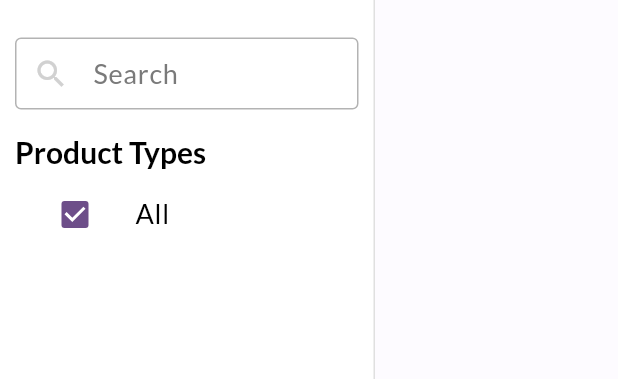
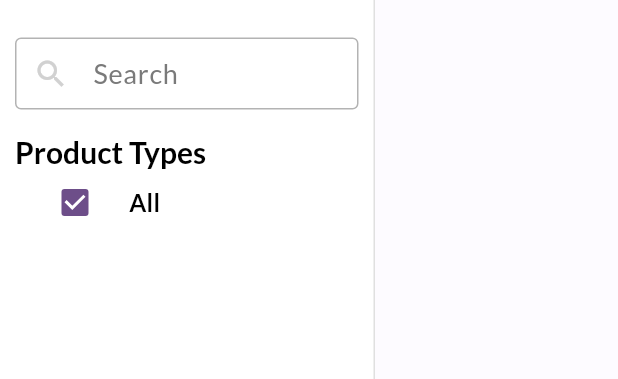
Before and after one commit to danielrudianto/Cstyle_cashier_3, a Flutter app: the DashboardTypeSelector widget shown alone on an empty page, opened directly with empty values, on a phone screen of 412 x 824 dp. Shown: the top 379 px of the screen. Run offline on Flutter 3.47's test engine with Material 3 defaults, Android fonts, the phone set to English and light mode, and no system bars; our stand-ins replace carousel_slider, dio, go_router, logger, pdf, printing and 4 more; missing offline and left inert: excel, fast_cached_network_image, flag, ntp, super_clipboard, table_sticky_headers and 1 more; accounts and stored records are empty.

Commit message:
Stop the filter list from outranking the products
The sidebar filters were set in bodyLarge (18) while product names in
the table used bodyMedium (16). The list a cashier touches a few times a
day was rendering larger than the list they read all day, so the eye
landed in the left column first, every time. That is the whole reason
the middle looked small and the left looked big.

Fixed by lowering the chrome rather than raising the content. Growing
product names would have added row height and cut how many products fit
on screen, which is the opposite of what a till wants.

Filters are now bodyMedium, and unselected ones sit at 66% opacity with
normal weight while the selected one goes semibold. Before, all fifteen
were equally loud, so the active filter did not read as active. The
tiles are dense with compact visual density too — several type names
wrap to two lines, and the default ListTile padding made the list far
taller than it needed to be.

Product names take semibold instead of medium, which lets them lead
their row without changing size.

The checkboxes had the light-theme purple hardcoded, so in dark mode
they were painted with a colour picked for a white background. They read
from colorScheme now, which also pairs the tick colour correctly.

Prices and stock counts use tabular figures. They sit in stacked numeric
columns, and in proportional type "1" is much narrower than "8", so the
units and thousands never lined up.

Co-Authored-By: Claude Opus 5 <noreply@anthropic.com>

```diff
--- a/lib/view/dashboard/components/dashboard-type-selector.dart
+++ b/lib/view/dashboard/components/dashboard-type-selector.dart
@@ -67,6 +67,21 @@ class DashboardTypeSelectorState extends State<DashboardTypeSelector> {
       }
     }
     return null;
+  }
+
+  /// Gaya label penyaring; yang belum terpilih diredupkan.
+  ///
+  /// Tinggi barisnya disebut karena beberapa nama tipe membungkus ke dua baris
+  /// ("CLEARO / CARTRIDGES"), dan tanpa itu keduanya menempel terlalu rapat.
+  TextStyle? _gayaPenyaring(BuildContext context, bool terpilih) {
+    final dasar = Theme.of(context).textTheme.bodyMedium;
+    if (dasar == null) return null;
+
+    return dasar.copyWith(
+      height: 1.25,
+      fontWeight: terpilih ? FontWeight.w600 : FontWeight.w400,
+      color: terpilih ? dasar.color : dasar.color?.withValues(alpha: 0.66),
+    );
   }
 
   @override
@@ -146,8 +161,8 @@ class DashboardTypeSelectorState extends State<DashboardTypeSelector> {
                     side: BorderSide(
                       color: Colors.grey.shade300,
                     ),
-                    checkColor: Colors.white,
-                    activeColor: const Color.fromARGB(255, 109, 78, 137),
+                    checkColor: Theme.of(context).colorScheme.onPrimary,
+                    activeColor: Theme.of(context).colorScheme.primary,
                     value: widget.selectedTypes.isEmpty,
                     onChanged: (value) {
                       if (value != null && value == true) {
@@ -159,9 +174,29 @@ class DashboardTypeSelectorState extends State<DashboardTypeSelector> {
                       }
                     },
                   ),
+                  /*
+                    HIERARKINYA DULU TERBALIK.
+
+                    Daftar penyaring ini memakai bodyLarge (18) sementara nama
+                    barang di tabel tengah memakai bodyMedium (16) — jadi yang
+                    jarang disentuh tampil LEBIH BESAR daripada yang dipelototi
+                    kasir sepanjang hari. Mata jatuh ke kolom kiri lebih dulu,
+                    setiap kali.
+
+                    Yang diturunkan chrome-nya, bukan dinaikkan isinya:
+                    membesarkan nama barang akan menaikkan tinggi baris dan
+                    mengurangi jumlah barang yang muat di layar.
+
+                    Yang belum terpilih juga diredupkan. Sebelumnya kelima
+                    belas penyaring sama nyaringnya, sehingga yang sedang aktif
+                    tidak terbaca sebagai aktif.
+                  */
+                  dense: true,
+                  visualDensity: VisualDensity.compact,
                   title: Text(
                     "All",
-                    style: Theme.of(context).textTheme.bodyLarge,
+                    style:
+                        _gayaPenyaring(context, widget.selectedTypes.isEmpty),
                   ),
                 ),
                 ...widget.productTypes.map((e) {
@@ -170,8 +205,8 @@ class DashboardTypeSelectorState extends State<DashboardTypeSelector> {
                       side: BorderSide(
                         color: Colors.grey.shade300,
                       ),
-                      checkColor: Colors.white,
-                      activeColor: const Color.fromARGB(255, 109, 78, 137),
+                      checkColor: Theme.of(context).colorScheme.onPrimary,
+                      activeColor: Theme.of(context).colorScheme.primary,
                       value: widget.selectedTypes.contains(e),
                       onChanged: (checkBoxValue) {
                         if (checkBoxValue != null && checkBoxValue == false) {
@@ -185,9 +220,14 @@ class DashboardTypeSelectorState extends State<DashboardTypeSelector> {
                         widget.onUpdateSelectedTypes(widget.selectedTypes);
                       },
                     ),
+                    dense: true,
+                    visualDensity: VisualDensity.compact,
                     title: Text(
                       e,
-                      style: Theme.of(context).textTheme.bodyLarge,
+                      style: _gayaPenyaring(
+                        context,
+                        widget.selectedTypes.contains(e),
+                      ),
                     ),
                   );
                 })
```
Also changed, not shown: lib/view/dashboard/components/dashboard-grid-list.dart (+19 -2 lines).
